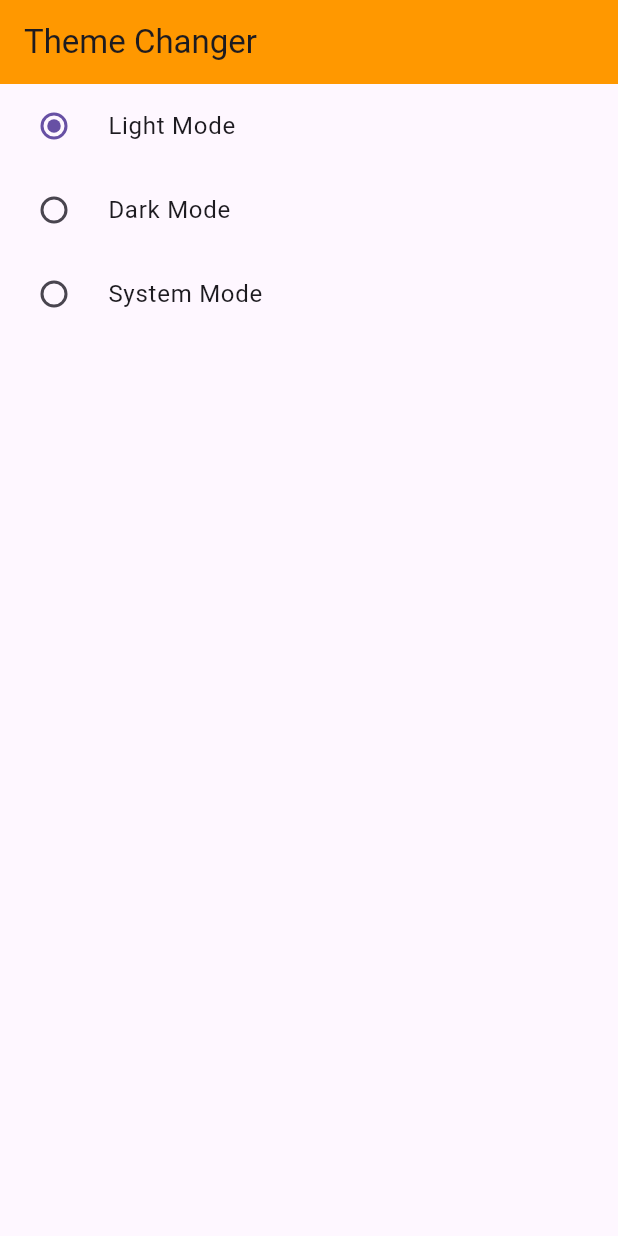
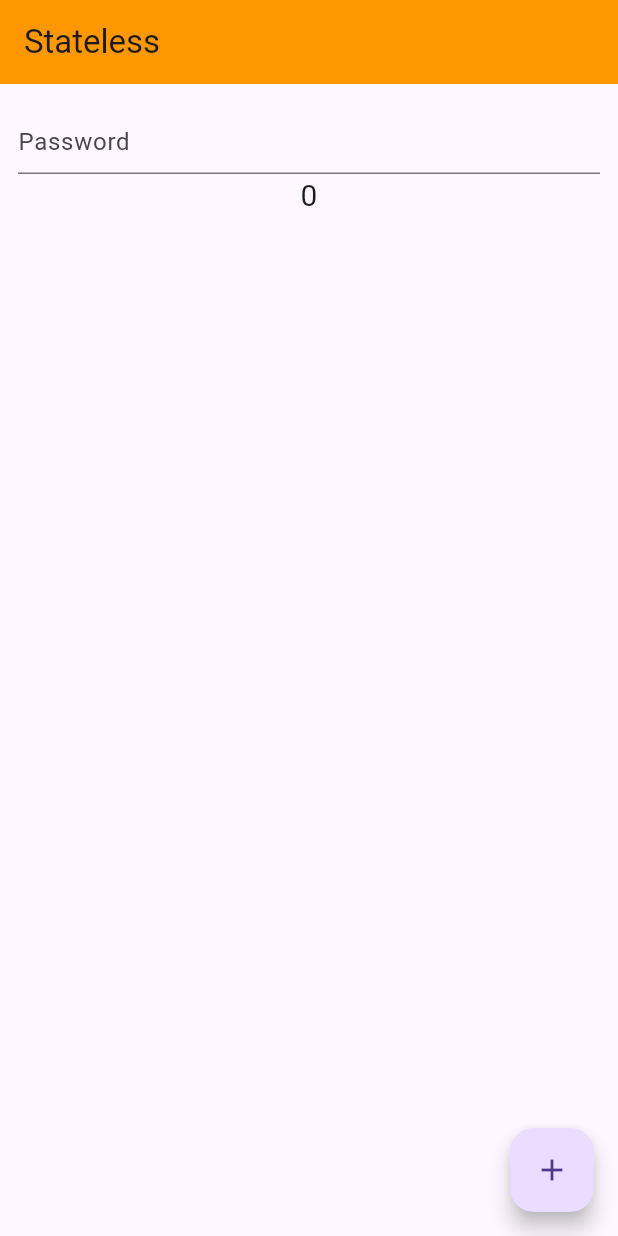
Before and after one commit to Haroon913/provider_flutter, a Flutter app: the screen it shows after launch, on a phone screen of 412 x 824 dp. Run offline on Flutter 3.47's test engine with Material 3 defaults, Android fonts, the phone set to English and light mode, and no system bars; missing offline and left inert: dart:ffi.

Commit message:
lecture-9
changing state in stateless widget

```diff
--- a/lib/main.dart
+++ b/lib/main.dart
@@ -7,6 +7,7 @@ import 'package:flutter_provider/screens/count_example.dart';
 import 'package:flutter_provider/screens/darktheme.dart';
 import 'package:flutter_provider/screens/example_one.dart';
 import 'package:flutter_provider/screens/favourite/favouritescreen.dart';
+import 'package:flutter_provider/screens/value_notify_listner.dart';
 import 'package:provider/provider.dart';
 
 void main() {
@@ -38,7 +39,7 @@ class MyApp extends StatelessWidget {
             darkTheme: ThemeData(
                 brightness: Brightness.dark,
                 appBarTheme: AppBarTheme(backgroundColor: Colors.teal)),
-            home: const DarkThemeScreen(),
+            home: NotifyListenerScreen(),
           );
         }));
   }
--- /dev/null
+++ b/lib/screens/value_notify_listner.dart
@@ -0,0 +1,52 @@
+import 'package:flutter/material.dart';
+class NotifyListenerScreen extends StatelessWidget {
+  NotifyListenerScreen({super.key});
+  ValueNotifier<int> _counter =ValueNotifier<int>(0);
+  ValueNotifier<bool> toggle =ValueNotifier<bool>(true);
+
+  @override
+  Widget build(BuildContext context) {
+    print('build');
+    return Scaffold(
+      appBar: AppBar(
+        title: Text('Stateless'),
+      ),
+      body: Padding(
+        padding: const EdgeInsets.all(12.0),
+        child: Column(children: [
+          ValueListenableBuilder(valueListenable: toggle,
+              builder: (context,value,child){
+            return TextFormField(
+
+              obscureText: toggle.value,
+              decoration: InputDecoration(
+                hintText: 'Password',
+                suffix: InkWell(
+                    onTap: (){
+                      toggle.value=!toggle.value;
+                    },
+                    child: Icon(toggle.value?  Icons.visibility_off:Icons.visibility)
+                ),
+              ),
+            );
+              }),
+
+          Center(child:ValueListenableBuilder(
+            valueListenable: _counter,
+            builder: (context,value,child){
+              return  Text(_counter.value.toString() ,style: TextStyle(fontSize: 20),);
+            },
+          )
+          ),
+        ],),
+      ),
+      floatingActionButton: FloatingActionButton(
+        onPressed: (){
+          _counter.value++;
+          print(_counter.value.toString());
+        },
+        child: Icon(Icons.add),
+      ),
+    );
+  }
+}
```
